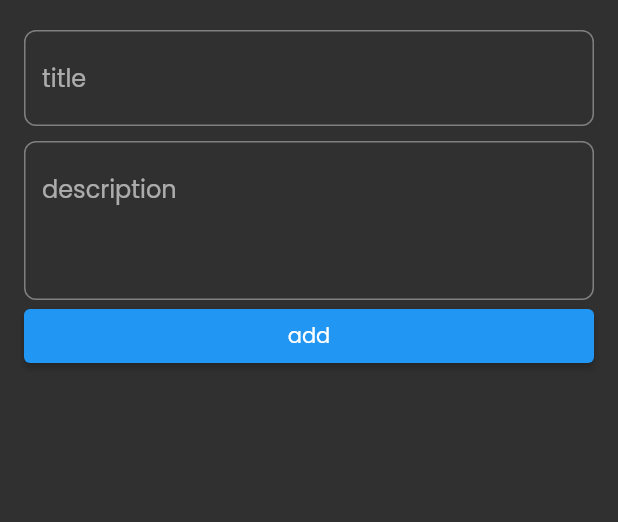
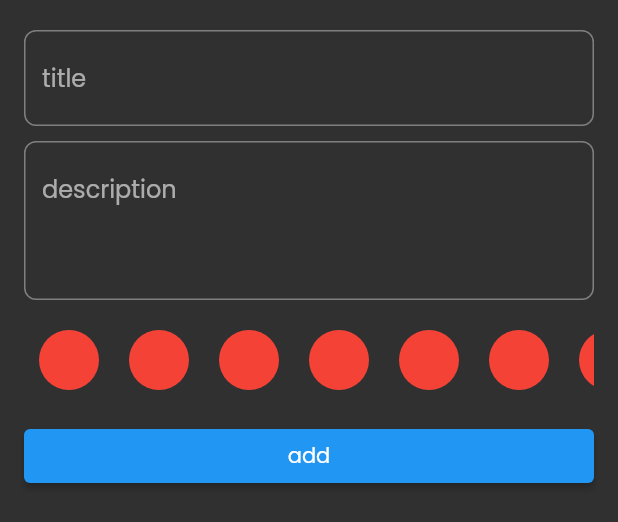
Before and after one commit to AhmedAbdAldaim/notes_app, a Flutter app: the AddNoteBottomSheet widget shown alone on an empty page, opened directly, on a phone screen of 412 x 824 dp. Shown: the top 522 px of the screen. Run offline on Flutter 3.47's test engine with Material 2 defaults, Android fonts, the phone set to English and light mode, and no system bars; our stand-ins replace bloc, flutter_bloc, hive, hive_flutter, modal_progress_hud_nsn; accounts and stored records are empty.

Commit message:
create color part1

```diff
--- a/lib/views/add_note_bottomsheet.dart
+++ b/lib/views/add_note_bottomsheet.dart
@@ -64,6 +64,26 @@ class AddNoteBottomSheet extends StatelessWidget {
                             }
                           },
                         ),
+                        const SizedBox(
+                          height: 10,
+                        ),
+                        SizedBox(
+                          height: 30 * 2,
+                          child: ListView.builder(
+                              itemCount: 10,
+                              scrollDirection: Axis.horizontal,
+                              itemBuilder: (context, index) {
+                                return const Padding(
+                                  padding: EdgeInsets.symmetric(horizontal: 10),
+                                  child:  CircleAvatar(
+                                    backgroundColor: Colors.red,
+                                  ),
+                                );
+                              }),
+                        ),
+                        const SizedBox(
+                          height: 10,
+                        ),
                         CustomBottom(
                           isLoading: state is AddNoteLoading ? true : null,
                           title: 'add',
```
